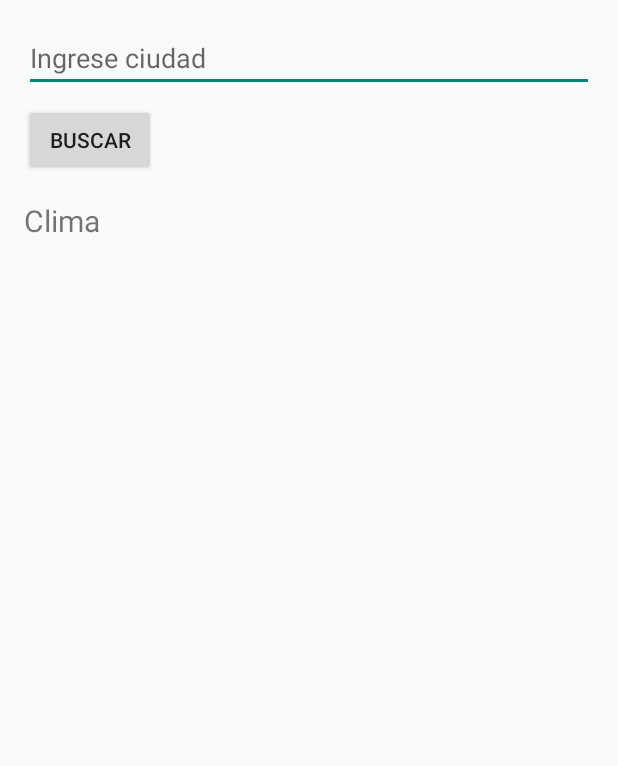
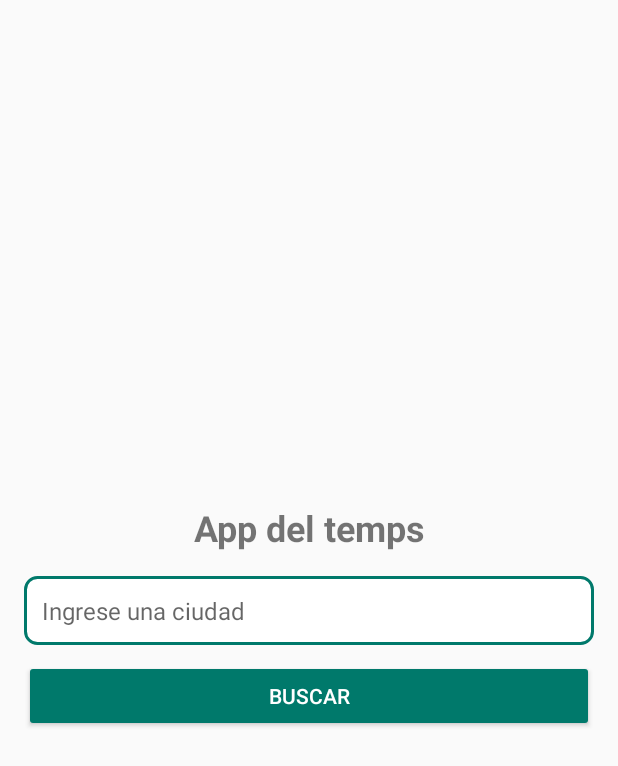
Before and after one commit to yeraysjk/WeatherApp, an Android app: the screen it shows after launch (MainActivity), on a phone screen of 412 x 824 dp. Shown: the top 766 px of the screen. Run offline under Robolectric (Android 15) with nearby library versions, the phone set to English and light mode, and no system bars.

Commit message:
app funciona a medias

```diff
--- a/app/src/main/java/yeray/priede/weatherapp/MainActivity.java
+++ b/app/src/main/java/yeray/priede/weatherapp/MainActivity.java
@@ -1,19 +1,46 @@
 package yeray.priede.weatherapp;
 
 import androidx.appcompat.app.AppCompatActivity;
+import androidx.fragment.app.FragmentContainerView;
+
 import android.os.Bundle;
+import android.view.View;
+import android.widget.Button;
+import android.widget.EditText;
+import android.widget.Toast;
 
 public class MainActivity extends AppCompatActivity {
+    private EditText editTextCity;
+    private Button buttonSearch;
+    private FragmentContainerView fragmentContainer;
+
     @Override
     protected void onCreate(Bundle savedInstanceState) {
         super.onCreate(savedInstanceState);
         setContentView(R.layout.activity_main);
 
-        // Cargar el fragmento solo si es la primera vez
-        if (savedInstanceState == null) {
-            getSupportFragmentManager().beginTransaction()
-                    .replace(R.id.fragment_container, new WeatherFragment())
-                    .commit();
-        }
+        editTextCity = findViewById(R.id.editTextCity);
+        buttonSearch = findViewById(R.id.buttonSearch);
+        fragmentContainer = findViewById(R.id.fragmentContainer);
+
+        buttonSearch.setOnClickListener(v -> {
+            String city = editTextCity.getText().toString().trim();
+            if (!city.isEmpty()) {
+                showWeatherFragment(city);
+            } else {
+                Toast.makeText(MainActivity.this, "Ingrese una ciudad", Toast.LENGTH_SHORT).show();
+            }
+        });
+    }
+
+    private void showWeatherFragment(String city) {
+        WeatherFragment weatherFragment = WeatherFragment.newInstance(city);
+
+        getSupportFragmentManager()
+                .beginTransaction()
+                .replace(R.id.fragmentContainer, weatherFragment)
+                .commit();
+
+        fragmentContainer.setVisibility(View.VISIBLE);
     }
 }
--- a/app/src/main/java/yeray/priede/weatherapp/WeatherFragment.java
+++ b/app/src/main/java/yeray/priede/weatherapp/WeatherFragment.java
@@ -1,114 +1,109 @@
 package yeray.priede.weatherapp;
 
-import android.os.AsyncTask;
 import android.os.Bundle;
-import androidx.fragment.app.Fragment;
 import android.view.LayoutInflater;
 import android.view.View;
 import android.view.ViewGroup;
-import android.widget.Button;
-import android.widget.EditText;
+import android.widget.ImageView;
 import android.widget.TextView;
+
+import androidx.fragment.app.Fragment;
+
+import org.json.JSONException;
 import org.json.JSONObject;
+
 import java.io.BufferedReader;
 import java.io.InputStreamReader;
 import java.net.HttpURLConnection;
 import java.net.URL;
 
 public class WeatherFragment extends Fragment {
+    private static final String ARG_CITY = "city";
+    private String cityName;
 
-    private EditText editTextCity;
-    private Button buttonSearch;
-    private TextView textViewWeather;
+    private TextView textViewCity, textViewTemperature, textViewDescription;
+    private ImageView imageViewWeather;
 
-    // Reemplaza con tu API key válida de OpenWeatherMap
-    private final String API_KEY = "5b53e2223479fb3892bc0c13c7f30131";
+    public WeatherFragment() { }
 
-    public WeatherFragment() {
-        // Constructor público requerido
+    public static WeatherFragment newInstance(String city) {
+        WeatherFragment fragment = new WeatherFragment();
+        Bundle args = new Bundle();
+        args.putString(ARG_CITY, city);
+        fragment.setArguments(args);
+        return fragment;
     }
 
     @Override
-    public View onCreateView(LayoutInflater inflater, ViewGroup container,
-                             Bundle savedInstanceState) {
+    public void onCreate(Bundle savedInstanceState) {
+        super.onCreate(savedInstanceState);
+        if (getArguments() != null) {
+            cityName = getArguments().getString(ARG_CITY);
+        }
+    }
+
+    @Override
+    public View onCreateView(LayoutInflater inflater, ViewGroup container, Bundle savedInstanceState) {
         View view = inflater.inflate(R.layout.fragment_weather, container, false);
-        editTextCity = view.findViewById(R.id.editTextCity);
-        buttonSearch = view.findViewById(R.id.buttonSearch);
-        textViewWeather = view.findViewById(R.id.textViewWeather);
 
-        buttonSearch.setOnClickListener(new View.OnClickListener() {
-            @Override
-            public void onClick(View v) {
-                String city = editTextCity.getText().toString().trim();
-                if (!city.isEmpty()) {
-                    new FetchWeatherTask().execute(city);
-                } else {
-                    textViewWeather.setText("Ingresa una ciudad");
-                }
-            }
-        });
+        textViewCity = view.findViewById(R.id.textViewCity);
+        textViewTemperature = view.findViewById(R.id.textViewTemperature);
+        textViewDescription = view.findViewById(R.id.textViewDescription);
+        imageViewWeather = view.findViewById(R.id.imageViewWeather);
+
+        textViewCity.setText(cityName);
+        fetchWeatherData();
+
         return view;
     }
 
-    // Tarea asíncrona para obtener datos del clima según la ciudad ingresada
-    private class FetchWeatherTask extends AsyncTask<String, Void, String> {
+    private void fetchWeatherData() {
+        String apiKey = "5b53e2223479fb3892bc0c13c7f30131";
+        String url = "https://api.openweathermap.org/data/2.5/weather?q=" + cityName + "&appid=" + apiKey + "&units=metric";
 
-        @Override
-        protected String doInBackground(String... params) {
-            String city = params[0];
-            String result = "";
+        new Thread(() -> {
             try {
-                // Se agrega &lang=es para obtener la respuesta en español
-                String urlString = "https://api.openweathermap.org/data/2.5/weather?q="
-                        + city + "&appid=" + API_KEY + "&units=metric&lang=es";
-
-                URL url = new URL(urlString);
-                HttpURLConnection connection = (HttpURLConnection) url.openConnection();
+                URL weatherUrl = new URL(url);
+                HttpURLConnection connection = (HttpURLConnection) weatherUrl.openConnection();
                 connection.setRequestMethod("GET");
-                connection.connect();
 
                 int responseCode = connection.getResponseCode();
                 if (responseCode == HttpURLConnection.HTTP_OK) {
-                    BufferedReader reader = new BufferedReader(
-                            new InputStreamReader(connection.getInputStream()));
-                    StringBuilder stringBuilder = new StringBuilder();
+                    BufferedReader reader = new BufferedReader(new InputStreamReader(connection.getInputStream()));
+                    StringBuilder response = new StringBuilder();
                     String line;
                     while ((line = reader.readLine()) != null) {
-                        stringBuilder.append(line);
+                        response.append(line);
                     }
                     reader.close();
-                    result = stringBuilder.toString();
+
+                    getActivity().runOnUiThread(() -> updateUI(response.toString()));
                 }
             } catch (Exception e) {
                 e.printStackTrace();
+                getActivity().runOnUiThread(() -> textViewTemperature.setText("Error"));
             }
-            return result;
-        }
+        }).start();
+    }
 
-        @Override
-        protected void onPostExecute(String s) {
-            super.onPostExecute(s);
-            if (s.isEmpty()) {
-                textViewWeather.setText("Error al obtener datos del clima.");
-                return;
-            }
-            try {
-                JSONObject jsonObject = new JSONObject(s);
-                if (jsonObject.has("main")) {
-                    JSONObject main = jsonObject.getJSONObject("main");
-                    double temperature = main.getDouble("temp");
-                    textViewWeather.setText("Temperatura: " + temperature + "°C");
-                } else if(jsonObject.has("message")) {
-                    // Si la respuesta contiene un mensaje de error (por ejemplo, ciudad no encontrada)
-                    String message = jsonObject.getString("message");
-                    textViewWeather.setText("Error: " + message);
-                } else {
-                    textViewWeather.setText("Ciudad no encontrada o error en la respuesta.");
-                }
-            } catch (Exception e) {
-                e.printStackTrace();
-                textViewWeather.setText("Error al procesar datos del clima.");
-            }
+    private void updateUI(String json) {
+        try {
+            JSONObject jsonObject = new JSONObject(json);
+            JSONObject main = jsonObject.getJSONObject("main");
+            JSONObject weather = jsonObject.getJSONArray("weather").getJSONObject(0);
+
+            double temperature = main.getDouble("temp");
+            String description = weather.getString("description");
+
+            textViewTemperature.setText(temperature + "°C");
+            textViewDescription.setText(description);
+
+            // Cambiar icono según el clima
+            String icon = weather.getString("icon");
+            int iconResId = getResources().getIdentifier("icon_" + icon, "drawable", getActivity().getPackageName());
+            imageViewWeather.setImageResource(iconResId);
+        } catch (JSONException e) {
+            e.printStackTrace();
         }
     }
 }
--- /dev/null
+++ b/app/src/main/res/drawable/edittext_background.xml
@@ -0,0 +1,5 @@
+<shape xmlns:android="http://schemas.android.com/apk/res/android" android:shape="rectangle">
+    <solid android:color="@android:color/white"/>
+    <corners android:radius="8dp"/>
+    <stroke android:width="2dp" android:color="@color/teal_700"/>
+</shape>
--- a/app/src/main/res/layout/activity_main.xml
+++ b/app/src/main/res/layout/activity_main.xml
@@ -1,5 +1,45 @@
-<?xml version="1.0" encoding="utf-8"?>
-<FrameLayout xmlns:android="http://schemas.android.com/apk/res/android"
-    android:id="@+id/fragment_container"
+<LinearLayout
+    xmlns:android="http://schemas.android.com/apk/res/android"
     android:layout_width="match_parent"
-    android:layout_height="match_parent" />
+    android:layout_height="match_parent"
+    android:orientation="vertical"
+    android:gravity="center"
+    android:padding="16dp">
+
+    <TextView
+        android:id="@+id/textViewTitle"
+        android:layout_width="match_parent"
+        android:layout_height="wrap_content"
+        android:text="App del temps"
+        android:textSize="24sp"
+        android:textStyle="bold"
+        android:gravity="center"
+        android:paddingBottom="16dp"/>
+
+    <EditText
+        android:id="@+id/editTextCity"
+        android:layout_width="match_parent"
+        android:layout_height="wrap_content"
+        android:hint="Ingrese una ciudad"
+        android:padding="12dp"
+        android:background="@drawable/edittext_background"
+        android:textSize="16sp"/>
+
+    <Button
+        android:id="@+id/buttonSearch"
+        android:layout_width="match_parent"
+        android:layout_height="wrap_content"
+        android:text="Buscar"
+        android:backgroundTint="@color/teal_700"
+        android:textColor="@android:color/white"
+        android:layout_marginTop="10dp"/>
+
+    <androidx.fragment.app.FragmentContainerView
+        android:id="@+id/fragmentContainer"
+        android:name="yeray.priede.weatherapp.WeatherFragment"
+        android:layout_width="match_parent"
+        android:layout_height="0dp"
+        android:layout_weight="1"
+        android:visibility="gone"/>
+
+</LinearLayout>
--- a/app/src/main/res/layout/fragment_weather.xml
+++ b/app/src/main/res/layout/fragment_weather.xml
@@ -1,33 +1,41 @@
-<?xml version="1.0" encoding="utf-8"?>
 <LinearLayout
     xmlns:android="http://schemas.android.com/apk/res/android"
     android:layout_width="match_parent"
     android:layout_height="match_parent"
     android:orientation="vertical"
-    android:padding="16dp">
+    android:gravity="center"
+    android:padding="16dp"
+    android:background="@color/light_blue">
 
-    <!-- Campo para ingresar la ciudad -->
-    <EditText
-        android:id="@+id/editTextCity"
-        android:layout_width="match_parent"
-        android:layout_height="wrap_content"
-        android:hint="Ingrese ciudad"
-        android:inputType="text" />
-
-    <!-- Botón para iniciar la búsqueda -->
-    <Button
-        android:id="@+id/buttonSearch"
+    <TextView
+        android:id="@+id/textViewCity"
         android:layout_width="wrap_content"
         android:layout_height="wrap_content"
-        android:text="Buscar"
-        android:layout_marginTop="8dp" />
+        android:text="Madrid"
+        android:textSize="24sp"
+        android:textColor="@android:color/black"
+        android:textStyle="bold"/>
 
-    <!-- TextView para mostrar el resultado del clima -->
+    <ImageView
+        android:id="@+id/imageViewWeather"
+        android:layout_width="191dp"
+        android:layout_height="186dp"
+        android:src="@drawable/sol" />
+
     <TextView
-        android:id="@+id/textViewWeather"
+        android:id="@+id/textViewTemperature"
+        android:layout_width="87dp"
+        android:layout_height="65dp"
+        android:text="13°"
+        android:textSize="48sp"
+        android:textStyle="bold" />
+
+    <TextView
+        android:id="@+id/textViewDescription"
         android:layout_width="wrap_content"
         android:layout_height="wrap_content"
-        android:text="Clima"
-        android:textSize="20sp"
-        android:layout_marginTop="16dp" />
+        android:text="Clear"
+        android:textColor="@android:color/black"
+        android:textSize="20sp" />
+
 </LinearLayout>
--- a/app/src/main/res/values/colors.xml
+++ b/app/src/main/res/values/colors.xml
@@ -2,4 +2,7 @@
 <resources>
     <color name="black">#FF000000</color>
     <color name="white">#FFFFFFFF</color>
+        <color name="teal_700">#00796B</color> <!-- Este es un color verde azulado -->
+    <color name="light_blue">#87CEEB</color> <!-- Azul claro -->
+
 </resources>
```
Also changed, not shown: app/src/main/res/drawable/sol.png (added).
